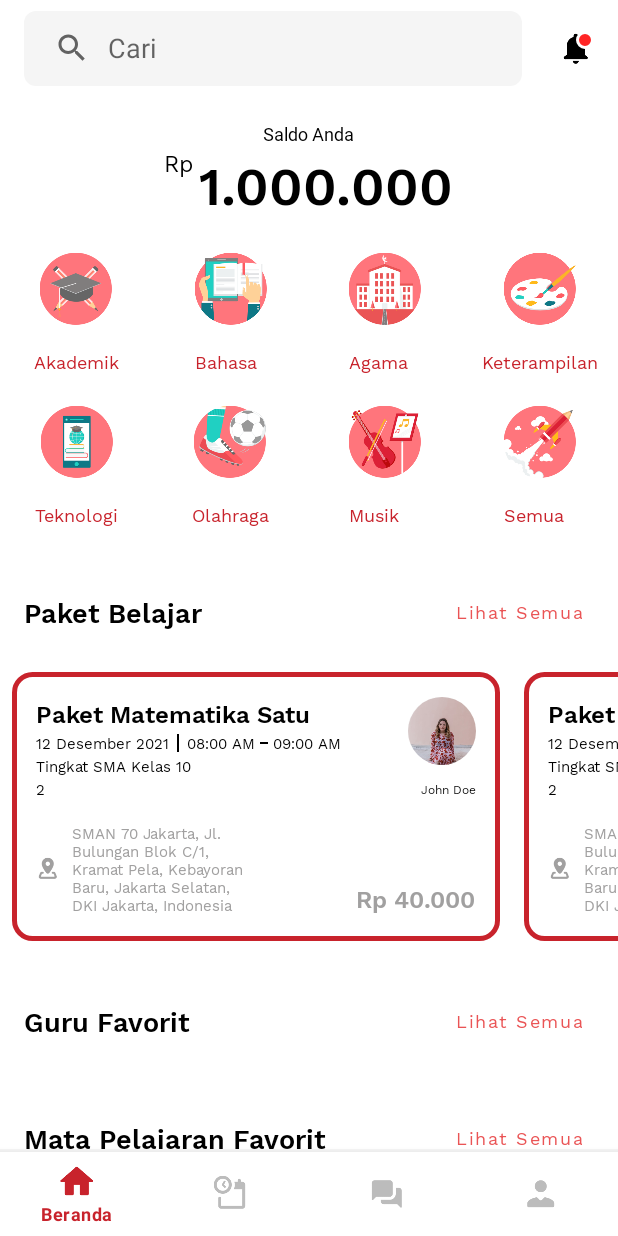
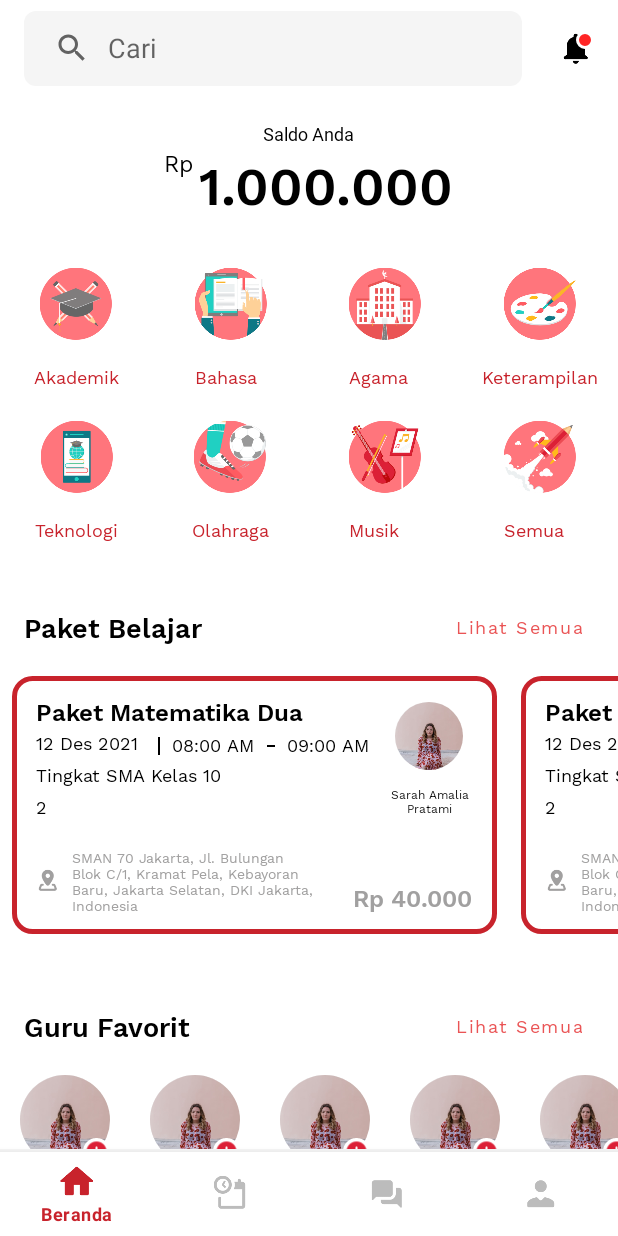
Before and after one commit to feryp/KelasBangsaMurid, an Android app: the HomeFragment screen opened directly, with no data from a screen before it, on a phone screen of 412 x 824 dp. Run offline under Robolectric (Android 15) with nearby library versions, the phone set to English and light mode, and no system bars; our stand-ins replace CircleImageView.

Commit message:
add view slider recycler view guru favorit

```diff
--- /dev/null
+++ b/app/src/main/java/com/kelasbangsa/murid/adapter/SliderGuruFavoritAdapter.kt
@@ -0,0 +1,51 @@
+package com.kelasbangsa.murid.adapter
+
+import android.view.LayoutInflater
+import android.view.View
+import android.view.ViewGroup
+import android.widget.LinearLayout
+import android.widget.TextView
+import androidx.recyclerview.widget.RecyclerView
+import com.kelasbangsa.murid.R
+import com.kelasbangsa.murid.model.GuruFavorit
+import de.hdodenhof.circleimageview.CircleImageView
+
+class SliderGuruFavoritAdapter (
+    private val  data: List<GuruFavorit>
+) : RecyclerView.Adapter<SliderGuruFavoritAdapter.SliderGuruFavoritViewHolder>(){
+
+    private val items : MutableList<LinearLayout>
+
+    init {
+        this.items  = ArrayList()
+    }
+
+    override fun onCreateViewHolder(parent: ViewGroup, viewType: Int): SliderGuruFavoritAdapter.SliderGuruFavoritViewHolder {
+        val v : View = LayoutInflater.from(parent.context).inflate(
+            R.layout.item_slider_guru_favorit,
+            parent, false)
+
+        return SliderGuruFavoritViewHolder(v)
+    }
+
+    override fun onBindViewHolder(holder: SliderGuruFavoritAdapter.SliderGuruFavoritViewHolder, position: Int) {
+        holder.imFotoGuru.setImageResource(data.get(position).fotoGuru)
+        holder.tvNamaGuru.text = data[position].namaGuru
+
+        items.add(holder.listGuru)
+    }
+
+
+    override fun getItemCount(): Int {
+        return data.size
+    }
+
+    inner class SliderGuruFavoritViewHolder
+    internal constructor(
+        itemView: View
+    ) : RecyclerView.ViewHolder(itemView){
+        val imFotoGuru : CircleImageView = itemView.findViewById(R.id.foto_guru_favorit)
+        val tvNamaGuru : TextView = itemView.findViewById(R.id.tv_nama_guru_favorit)
+        val listGuru : LinearLayout = itemView.findViewById(R.id.item_guru_favorit)
+    }
+}
--- a/app/src/main/java/com/kelasbangsa/murid/adapter/SliderPakerBelajarAdapter.kt
+++ b/app/src/main/java/com/kelasbangsa/murid/adapter/SliderPakerBelajarAdapter.kt
@@ -40,8 +40,10 @@ class SliderPakerBelajarAdapter(
         holder.tvAlamat.text = data[position].alamatPaket
         holder.tvHarga.text = data[position].hargaPaket
 
+
         items.add(holder.card)
     }
+
 
     override fun getItemCount(): Int {
         return data.size
--- a/app/src/main/java/com/kelasbangsa/murid/fragment/HomeFragment.kt
+++ b/app/src/main/java/com/kelasbangsa/murid/fragment/HomeFragment.kt
@@ -8,13 +8,16 @@ import androidx.fragment.app.Fragment
 import androidx.recyclerview.widget.LinearLayoutManager
 import androidx.recyclerview.widget.RecyclerView
 import com.kelasbangsa.murid.R
+import com.kelasbangsa.murid.adapter.SliderGuruFavoritAdapter
 import com.kelasbangsa.murid.adapter.SliderPakerBelajarAdapter
+import com.kelasbangsa.murid.model.GuruFavorit
 import com.kelasbangsa.murid.model.PaketBelajar
 
 
 class HomeFragment : Fragment() {
 
     var rvPaketBelajar : RecyclerView? = null
+    var rvGuruFavorit : RecyclerView? = null
 
     override fun onCreateView(
             inflater: LayoutInflater, container: ViewGroup?,
@@ -27,31 +30,50 @@ class HomeFragment : Fragment() {
 
         //INIT VIEW
         rvPaketBelajar = view.findViewById(R.id.rv_slider_paket_belajar)
+        rvGuruFavorit = view.findViewById(R.id.rv_slider_guru_favorit)
 
-        val data : MutableList<PaketBelajar> = ArrayList()
+
+        //List Paket Belajar
+        val paket : MutableList<PaketBelajar> = ArrayList()
         for (i : Int in 1..6)
-            data.add(
+            paket.add(
                     PaketBelajar(
-                    "Paket Matematika Satu",
-                    "12 Desember 2021",
+                            "Paket Matematika Dua",
+                            "12 Des 2021",
                             "08:00 AM",
                             "09:00 AM",
                             "Tingkat SMA Kelas 10",
                             2,
                             R.drawable.foto_example,
-                    "John Doe",
+                            "Sarah Amalia Pratami",
                             "SMAN 70 Jakarta, Jl. Bulungan Blok C/1, Kramat Pela, Kebayoran Baru, Jakarta Selatan, DKI Jakarta, Indonesia",
                             "Rp 40.000"
                     )
             )
 
-        val layoutManager = LinearLayoutManager(context, LinearLayoutManager.HORIZONTAL, false)
+        //set adapter paket belajar
+        val layoutManagerPaket = LinearLayoutManager(context, LinearLayoutManager.HORIZONTAL, false)
+        val adapterPaket = SliderPakerBelajarAdapter(paket)
+        rvPaketBelajar?.layoutManager = layoutManagerPaket
+        rvPaketBelajar?.setHasFixedSize(true)
+        rvPaketBelajar?.adapter = adapterPaket
 
-        //set adapter
-        val adapter = SliderPakerBelajarAdapter(data)
-        rvPaketBelajar?.layoutManager = layoutManager
-        rvPaketBelajar?.setHasFixedSize(true)
-        rvPaketBelajar?.adapter = adapter
+        //List Guru Favorit
+        val guru : MutableList<GuruFavorit> = ArrayList()
+        for (i : Int in 1..10)
+            guru.add(
+                GuruFavorit(
+                    R.drawable.foto_example,
+                    "Sarifudin, S.pd"
+                )
+            )
+
+        //set adapter guru favorit
+        val layoutManagerGuru = LinearLayoutManager(context, LinearLayoutManager.HORIZONTAL, false)
+        val adapterGuru = SliderGuruFavoritAdapter(guru)
+        rvGuruFavorit?.layoutManager = layoutManagerGuru
+        rvGuruFavorit?.setHasFixedSize(true)
+        rvGuruFavorit?.adapter = adapterGuru
 
         return view
     }
--- /dev/null
+++ b/app/src/main/java/com/kelasbangsa/murid/model/GuruFavorit.kt
@@ -0,0 +1,6 @@
+package com.kelasbangsa.murid.model
+
+class GuruFavorit (
+    var fotoGuru : Int,
+    var namaGuru : String
+)
--- a/app/src/main/res/layout/fragment_home.xml
+++ b/app/src/main/res/layout/fragment_home.xml
@@ -132,7 +132,7 @@
                     android:id="@+id/container_menu_kategori"
                     android:layout_width="match_parent"
                     android:layout_height="wrap_content"
-                    android:layout_marginTop="20dp"
+                    android:layout_marginTop="30dp"
                     android:orientation="vertical"
                     app:layout_constraintTop_toBottomOf="@+id/container_saldo_anda"
                     tools:ignore="MissingConstraints">
@@ -394,7 +394,9 @@
                         android:id="@+id/rv_slider_paket_belajar"
                         android:layout_width="match_parent"
                         android:layout_height="wrap_content"
-                        android:orientation="horizontal" />
+                        android:orientation="horizontal"
+                        android:divider="@null"
+                        android:dividerHeight="0dp"/>
 
                 </LinearLayout>
 
--- /dev/null
+++ b/app/src/main/res/layout/item_slider_guru_favorit.xml
@@ -0,0 +1,52 @@
+<?xml version="1.0" encoding="utf-8"?>
+<LinearLayout xmlns:android="http://schemas.android.com/apk/res/android"
+    xmlns:tools="http://schemas.android.com/tools"
+    android:id="@+id/item_guru_favorit"
+    android:orientation="vertical"
+    android:gravity="center"
+    android:layout_width="wrap_content"
+    android:layout_height="wrap_content"
+    android:layout_marginStart="8dp"
+    android:layout_marginEnd="8dp"
+    android:layout_marginTop="8dp"
+    android:layout_marginBottom="8dp"
+    android:clickable="true"
+    android:focusable="true"
+    android:foreground="?android:attr/selectableItemBackground"
+    tools:ignore="UnusedAttribute">
+
+    <FrameLayout
+        android:layout_width="wrap_content"
+        android:layout_height="wrap_content">
+
+        <de.hdodenhof.circleimageview.CircleImageView
+            android:id="@+id/foto_guru_favorit"
+            android:layout_width="60dp"
+            android:layout_height="60dp"
+            android:background="@drawable/ic_placeholder"/>
+
+        <ImageView
+            android:id="@+id/btn_add_guru"
+            android:layout_width="wrap_content"
+            android:layout_height="wrap_content"
+            android:layout_gravity="end|right|bottom"
+            android:layout_marginEnd="0dp"
+            android:background="@android:color/transparent"
+            android:contentDescription="@string/todo"
+            android:src="@drawable/ic_add_circle"
+            tools:ignore="RtlHardcoded" />
+
+    </FrameLayout>
+
+    <TextView
+        android:id="@+id/tv_nama_guru_favorit"
+        android:layout_width="wrap_content"
+        android:layout_height="wrap_content"
+        android:layout_marginTop="8dp"
+        android:textSize="10sp"
+        android:textColor="@color/merah_primary"
+        android:fontFamily="@font/work_sans_regular"
+        tools:text="Sarifudin, S.pd"
+        tools:ignore="SmallSp" />
+
+</LinearLayout>
--- a/app/src/main/res/layout/item_slider_paket_belajar.xml
+++ b/app/src/main/res/layout/item_slider_paket_belajar.xml
@@ -1,26 +1,31 @@
 <?xml version="1.0" encoding="utf-8"?>
-<LinearLayout
-    xmlns:android="http://schemas.android.com/apk/res/android"
+<LinearLayout xmlns:android="http://schemas.android.com/apk/res/android"
     xmlns:tools="http://schemas.android.com/tools"
+    xmlns:app="http://schemas.android.com/apk/res-auto"
     android:id="@+id/card_paket_belajar"
-    android:layout_width="325dp"
+    android:layout_width="323dp"
     android:layout_height="wrap_content"
     android:orientation="vertical"
     android:layout_marginStart="8dp"
     android:layout_marginEnd="8dp"
-    android:layout_marginTop="15dp"
-    android:padding="16dp"
+    android:layout_marginTop="8dp"
+    android:layout_marginBottom="8dp"
+    android:paddingStart="16dp"
+    android:paddingEnd="16dp"
+    android:paddingTop="12dp"
+    android:paddingBottom="12dp"
     android:background="@drawable/bg_item_paket_belajar">
 
     <LinearLayout
         android:layout_width="match_parent"
         android:layout_height="wrap_content"
-        android:orientation="horizontal">
+        android:orientation="horizontal"
+        android:baselineAligned="false">
 
         <LinearLayout
             android:layout_width="0dp"
             android:layout_height="wrap_content"
-            android:layout_weight="3"
+            android:layout_weight="4"
             android:orientation="vertical">
 
             <TextView
@@ -43,15 +48,19 @@
                     android:layout_width="wrap_content"
                     android:layout_height="wrap_content"
                     tools:text="12 Des 2020"
-                    android:textSize="10sp"
+                    app:autoSizeTextType="uniform"
+                    app:autoSizeMinTextSize="10sp"
+                    app:autoSizeMaxTextSize="12sp"
+                    app:autoSizeStepGranularity="1sp"
                     android:textColor="@color/hitam"
-                    android:fontFamily="@font/work_sans_regular"/>
+                    android:fontFamily="@font/work_sans_regular"
+                    tools:ignore="SmallSp,UnusedAttribute" />
 
                 <View
                     android:layout_width="1dp"
                     android:layout_height="12dp"
-                    android:layout_marginStart="5dp"
-                    android:layout_marginEnd="5dp"
+                    android:layout_marginStart="3dp"
+                    android:layout_marginEnd="3dp"
                     android:background="@color/hitam" />
 
                 <TextView
@@ -59,9 +68,14 @@
                     android:layout_width="wrap_content"
                     android:layout_height="wrap_content"
                     tools:text="08:00 AM"
-                    android:textSize="10sp"
+                    android:gravity="center"
+                    app:autoSizeTextType="uniform"
+                    app:autoSizeMinTextSize="10sp"
+                    app:autoSizeMaxTextSize="12sp"
+                    app:autoSizeStepGranularity="1sp"
                     android:textColor="@color/hitam"
-                    android:fontFamily="@font/work_sans_regular"/>
+                    android:fontFamily="@font/work_sans_regular"
+                    tools:ignore="SmallSp,UnusedAttribute" />
 
                 <View
                     android:layout_width="5dp"
@@ -75,9 +89,14 @@
                     android:layout_width="wrap_content"
                     android:layout_height="wrap_content"
                     tools:text="09:00 AM"
-                    android:textSize="10sp"
+                    android:gravity="center"
+                    app:autoSizeTextType="uniform"
+                    app:autoSizeMinTextSize="10sp"
+                    app:autoSizeMaxTextSize="12sp"
+                    app:autoSizeStepGranularity="1sp"
                     android:textColor="@color/hitam"
-                    android:fontFamily="@font/work_sans_regular"/>
+                    android:fontFamily="@font/work_sans_regular"
+                    tools:ignore="SmallSp,UnusedAttribute" />
 
             </LinearLayout>
 
@@ -85,19 +104,27 @@
                 android:id="@+id/tv_item_tingkat_pendidikan_paket"
                 android:layout_width="wrap_content"
                 android:layout_height="wrap_content"
-                android:textSize="10sp"
+                app:autoSizeTextType="uniform"
+                app:autoSizeMinTextSize="10sp"
+                app:autoSizeMaxTextSize="12sp"
+                app:autoSizeStepGranularity="1sp"
                 android:textColor="@color/hitam"
                 android:fontFamily="@font/work_sans_regular"
-                tools:text="Tingkat SMA Kelas 10" />
+                tools:text="Tingkat SMA Kelas 10"
+                tools:ignore="SmallSp" />
 
             <TextView
                 android:id="@+id/tv_item_peserta_paket"
                 android:layout_width="wrap_content"
                 android:layout_height="wrap_content"
-                android:textSize="10sp"
+                app:autoSizeTextType="uniform"
+                app:autoSizeMinTextSize="10sp"
+                app:autoSizeMaxTextSize="12sp"
+                app:autoSizeStepGranularity="1sp"
                 android:textColor="@color/hitam"
                 android:fontFamily="@font/work_sans_regular"
-                tools:text="2 Peserta" />
+                tools:text="2 Peserta"
+                tools:ignore="SmallSp" />
 
         </LinearLayout>
 
@@ -105,7 +132,7 @@
             android:layout_width="0dp"
             android:layout_height="match_parent"
             android:layout_weight="1"
-            android:gravity="center|end"
+            android:gravity="center"
             android:orientation="vertical">
 
             <de.hdodenhof.circleimageview.CircleImageView
@@ -118,6 +145,7 @@
                 android:id="@+id/tv_item_nama_guru_paket"
                 android:layout_width="wrap_content"
                 android:layout_height="wrap_content"
+                android:gravity="center"
                 android:layout_marginTop="10dp"
                 android:textSize="8sp"
                 android:textColor="@color/hitam"
@@ -133,29 +161,27 @@
         android:layout_width="match_parent"
         android:layout_height="wrap_content"
         android:layout_marginTop="14dp"
-        android:orientation="horizontal">
+        android:orientation="horizontal"
+        android:baselineAligned="false">
 
         <LinearLayout
             android:layout_width="0dp"
             android:layout_height="match_parent"
-            android:layout_weight="1"
+            android:layout_weight="2"
             android:gravity="center"
             android:orientation="horizontal">
-
-            <ImageView
-                android:layout_width="wrap_content"
-                android:layout_height="wrap_content"
-                android:src="@drawable/ic_address_grey"/>
 
             <TextView
                 android:id="@+id/tv_item_alamat_paket"
                 android:layout_width="wrap_content"
                 android:layout_height="wrap_content"
-                android:layout_marginStart="8dp"
-                android:textSize="10sp"
+                android:drawablePadding="8dp"
+                android:textSize="9sp"
                 android:textColor="@color/abu"
                 android:fontFamily="@font/work_sans_regular"
-                tools:text="SMAN 70 Jakarta, Jl. Bulungan Blok C/1, Kramat Pela, Kebayoran Baru, Jakarta Selatan, DKI Jakarta, Indonesia"/>
+                tools:text="SMAN 70 Jakarta, Jl. Bulungan Blok C/1, Kramat Pela, Kebayoran Baru, Jakarta Selatan, DKI Jakarta, Indonesia"
+                tools:ignore="SmallSp"
+                app:drawableStartCompat="@drawable/ic_address_grey" />
 
         </LinearLayout>
 
@@ -176,6 +202,7 @@
                 tools:text="Rp 40.000" />
 
         </LinearLayout>
+
     </LinearLayout>
 
 </LinearLayout>
```
Also changed, not shown: app/src/main/java/com/kelasbangsa/murid/model/PaketBelajar.kt (+0 -12 lines), app/src/main/res/drawable-hdpi/ic_add_circle.png (added), app/src/main/res/drawable-ldpi/ic_add_circle.png (added), app/src/main/res/drawable-mdpi/ic_add_circle.png (added), app/src/main/res/drawable-xhdpi/ic_add_circle.png (added), app/src/main/res/drawable-xxhdpi/ic_add_circle.png (added), app/src/main/res/drawable-xxxhdpi/ic_add_circle.png (added). Lines whose indentation alone changed are shown as unchanged.
